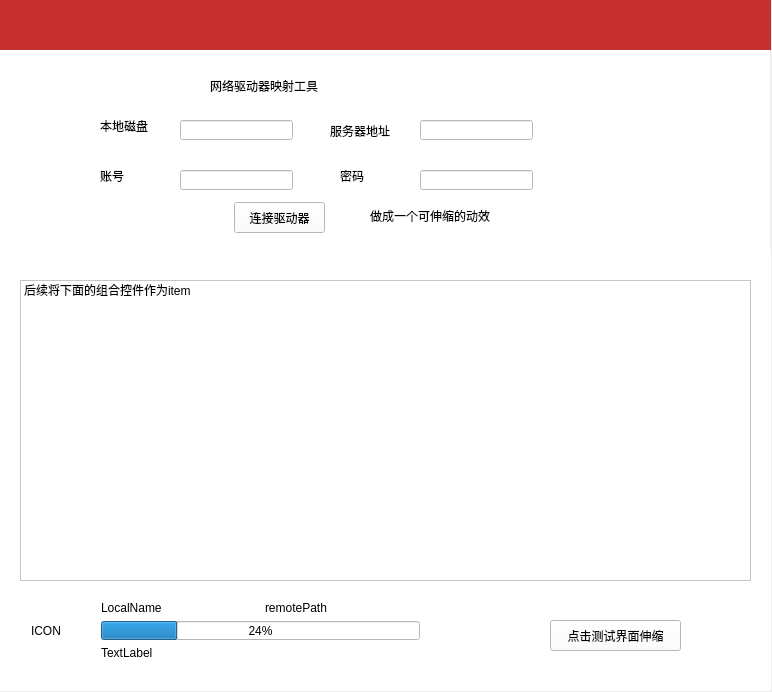
97CBR/NetDrive, file NetDrive/NetDrive/NetDrive.ui: the form before one commit.
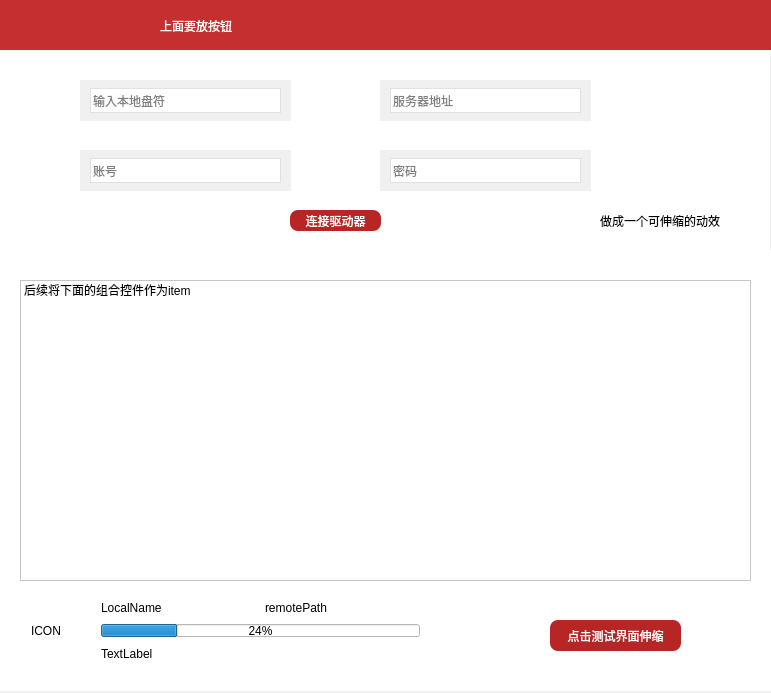
The form after the commit.

Commit message: 稍微更改界面样式

```diff
--- a/NetDrive/NetDrive/NetDrive.ui
+++ b/NetDrive/NetDrive/NetDrive.ui
@@ -6,8 +6,8 @@
    <rect>
     <x>0</x>
     <y>0</y>
-    <width>772</width>
-    <height>692</height>
+    <width>771</width>
+    <height>693</height>
    </rect>
   </property>
   <property name="windowTitle">
@@ -26,6 +26,22 @@
     <property name="styleSheet">
      <string notr="true">background-color: rgb(198, 47, 47);</string>
     </property>
+    <widget class="QLabel" name="label_16">
+     <property name="geometry">
+      <rect>
+       <x>160</x>
+       <y>10</y>
+       <width>251</width>
+       <height>31</height>
+      </rect>
+     </property>
+     <property name="styleSheet">
+      <string notr="true">color: rgb(255, 255, 255);</string>
+     </property>
+     <property name="text">
+      <string>上面要放按钮</string>
+     </property>
+    </widget>
    </widget>
    <widget class="QWidget" name="widget_2" native="true">
     <property name="geometry">
@@ -39,137 +55,226 @@
     <property name="styleSheet">
      <string notr="true">background-color: rgb(255, 255, 255);</string>
     </property>
-    <widget class="QLabel" name="label">
-     <property name="geometry">
-      <rect>
-       <x>210</x>
-       <y>20</y>
-       <width>211</width>
-       <height>31</height>
-      </rect>
-     </property>
-     <property name="text">
-      <string>网络驱动器映射工具</string>
-     </property>
-    </widget>
-    <widget class="QLabel" name="label_2">
-     <property name="geometry">
-      <rect>
-       <x>330</x>
-       <y>70</y>
-       <width>71</width>
-       <height>21</height>
-      </rect>
-     </property>
-     <property name="text">
-      <string>服务器地址</string>
-     </property>
-    </widget>
     <widget class="QPushButton" name="pushButton">
      <property name="geometry">
       <rect>
-       <x>234</x>
-       <y>152</y>
+       <x>290</x>
+       <y>160</y>
        <width>91</width>
-       <height>31</height>
+       <height>21</height>
       </rect>
      </property>
+     <property name="styleSheet">
+      <string notr="true">background-color: rgb(184,37,37);
+font-size:12px;
+color: #FFFFFF;
+letter-spacing: 0;
+text-align: center;
+    border-top-right-radius: 8px; /* same radius as the QComboBox */
+    border-bottom-left-radius: 8px;
+
+border-top-right-radius: 8px; 
+border-bottom-left-radius: 8px;
+border-top-left-radius: 8px; 
+border-bottom-right-radius: 8px;</string>
+     </property>
      <property name="text">
       <string>连接驱动器</string>
      </property>
     </widget>
-    <widget class="QLabel" name="label_3">
-     <property name="geometry">
-      <rect>
-       <x>100</x>
-       <y>70</y>
-       <width>54</width>
-       <height>12</height>
-      </rect>
-     </property>
-     <property name="text">
-      <string>本地磁盘</string>
-     </property>
-    </widget>
-    <widget class="QLineEdit" name="remoteName">
-     <property name="geometry">
-      <rect>
-       <x>420</x>
-       <y>70</y>
-       <width>113</width>
-       <height>20</height>
-      </rect>
-     </property>
-    </widget>
-    <widget class="QLabel" name="label_5">
-     <property name="geometry">
-      <rect>
-       <x>340</x>
-       <y>120</y>
-       <width>54</width>
-       <height>12</height>
-      </rect>
-     </property>
-     <property name="text">
-      <string>密码</string>
-     </property>
-    </widget>
-    <widget class="QLineEdit" name="userName">
-     <property name="geometry">
-      <rect>
-       <x>180</x>
-       <y>120</y>
-       <width>113</width>
-       <height>20</height>
-      </rect>
-     </property>
-    </widget>
-    <widget class="QLineEdit" name="password">
-     <property name="geometry">
-      <rect>
-       <x>420</x>
-       <y>120</y>
-       <width>113</width>
-       <height>20</height>
-      </rect>
-     </property>
-    </widget>
-    <widget class="QLineEdit" name="localName">
-     <property name="geometry">
-      <rect>
-       <x>180</x>
-       <y>70</y>
-       <width>113</width>
-       <height>20</height>
-      </rect>
-     </property>
-    </widget>
-    <widget class="QLabel" name="label_4">
-     <property name="geometry">
-      <rect>
-       <x>100</x>
-       <y>120</y>
-       <width>54</width>
-       <height>12</height>
-      </rect>
-     </property>
-     <property name="text">
-      <string>账号</string>
-     </property>
-    </widget>
     <widget class="QLabel" name="label_15">
      <property name="geometry">
       <rect>
-       <x>370</x>
-       <y>150</y>
-       <width>251</width>
-       <height>31</height>
+       <x>600</x>
+       <y>161</y>
+       <width>151</width>
+       <height>20</height>
       </rect>
      </property>
      <property name="text">
       <string>做成一个可伸缩的动效</string>
      </property>
     </widget>
+    <widget class="QWidget" name="horizontalWidget_2" native="true">
+     <property name="geometry">
+      <rect>
+       <x>80</x>
+       <y>30</y>
+       <width>211</width>
+       <height>41</height>
+      </rect>
+     </property>
+     <property name="styleSheet">
+      <string notr="true">background-color: rgb(240, 240, 240);</string>
+     </property>
+     <layout class="QHBoxLayout" name="horizontalLayout_3">
+      <property name="leftMargin">
+       <number>10</number>
+      </property>
+      <property name="topMargin">
+       <number>8</number>
+      </property>
+      <property name="rightMargin">
+       <number>10</number>
+      </property>
+      <property name="bottomMargin">
+       <number>8</number>
+      </property>
+      <item>
+       <widget class="QLineEdit" name="localName">
+        <property name="sizePolicy">
+         <sizepolicy hsizetype="Expanding" vsizetype="Preferred">
+          <horstretch>0</horstretch>
+          <verstretch>0</verstretch>
+         </sizepolicy>
+        </property>
+        <property name="styleSheet">
+         <string notr="true">background-color: rgb(255, 255, 255);
+border:1px solid rgb(225, 225, 225);
+</string>
+        </property>
+        <property name="placeholderText">
+         <string>输入本地盘符</string>
+        </property>
+       </widget>
+      </item>
+     </layout>
+    </widget>
+    <widget class="QWidget" name="horizontalWidget_3" native="true">
+     <property name="geometry">
+      <rect>
+       <x>380</x>
+       <y>30</y>
+       <width>211</width>
+       <height>41</height>
+      </rect>
+     </property>
+     <property name="styleSheet">
+      <string notr="true">background-color: rgb(240, 240, 240);</string>
+     </property>
+     <layout class="QHBoxLayout" name="horizontalLayout_4">
+      <property name="leftMargin">
+       <number>10</number>
+      </property>
+      <property name="topMargin">
+       <number>8</number>
+      </property>
+      <property name="rightMargin">
+       <number>10</number>
+      </property>
+      <property name="bottomMargin">
+       <number>8</number>
+      </property>
+      <item>
+       <widget class="QLineEdit" name="localName_2">
+        <property name="sizePolicy">
+         <sizepolicy hsizetype="Expanding" vsizetype="Preferred">
+          <horstretch>0</horstretch>
+          <verstretch>0</verstretch>
+         </sizepolicy>
+        </property>
+        <property name="styleSheet">
+         <string notr="true">background-color: rgb(255, 255, 255);
+border:1px solid rgb(225, 225, 225);
+</string>
+        </property>
+        <property name="placeholderText">
+         <string>服务器地址</string>
+        </property>
+       </widget>
+      </item>
+     </layout>
+    </widget>
+    <widget class="QWidget" name="horizontalWidget_4" native="true">
+     <property name="geometry">
+      <rect>
+       <x>80</x>
+       <y>100</y>
+       <width>211</width>
+       <height>41</height>
+      </rect>
+     </property>
+     <property name="styleSheet">
+      <string notr="true">background-color: rgb(240, 240, 240);</string>
+     </property>
+     <layout class="QHBoxLayout" name="horizontalLayout_5">
+      <property name="leftMargin">
+       <number>10</number>
+      </property>
+      <property name="topMargin">
+       <number>8</number>
+      </property>
+      <property name="rightMargin">
+       <number>10</number>
+      </property>
+      <property name="bottomMargin">
+       <number>8</number>
+      </property>
+      <item>
+       <widget class="QLineEdit" name="userName">
+        <property name="sizePolicy">
+         <sizepolicy hsizetype="Expanding" vsizetype="Preferred">
+          <horstretch>0</horstretch>
+          <verstretch>0</verstretch>
+         </sizepolicy>
+        </property>
+        <property name="styleSheet">
+         <string notr="true">background-color: rgb(255, 255, 255);
+border:1px solid rgb(225, 225, 225);
+</string>
+        </property>
+        <property name="placeholderText">
+         <string>账号</string>
+        </property>
+       </widget>
+      </item>
+     </layout>
+    </widget>
+    <widget class="QWidget" name="horizontalWidget_5" native="true">
+     <property name="geometry">
+      <rect>
+       <x>380</x>
+       <y>100</y>
+       <width>211</width>
+       <height>41</height>
+      </rect>
+     </property>
+     <property name="styleSheet">
+      <string notr="true">background-color: rgb(240, 240, 240);</string>
+     </property>
+     <layout class="QHBoxLayout" name="horizontalLayout_6">
+      <property name="leftMargin">
+       <number>10</number>
+      </property>
+      <property name="topMargin">
+       <number>8</number>
+      </property>
+      <property name="rightMargin">
+       <number>10</number>
+      </property>
+      <property name="bottomMargin">
+       <number>8</number>
+      </property>
+      <item>
+       <widget class="QLineEdit" name="password">
+        <property name="sizePolicy">
+         <sizepolicy hsizetype="Expanding" vsizetype="Preferred">
+          <horstretch>0</horstretch>
+          <verstretch>0</verstretch>
+         </sizepolicy>
+        </property>
+        <property name="styleSheet">
+         <string notr="true">background-color: rgb(255, 255, 255);
+border:1px solid rgb(225, 225, 225);
+</string>
+        </property>
+        <property name="placeholderText">
+         <string>密码</string>
+        </property>
+       </widget>
+      </item>
+     </layout>
+    </widget>
    </widget>
    <widget class="QWidget" name="widget_3" native="true">
     <property name="geometry">
@@ -217,6 +322,9 @@
       </item>
       <item>
        <layout class="QVBoxLayout" name="verticalLayout" stretch="1,1,1">
+        <property name="spacing">
+         <number>10</number>
+        </property>
         <property name="bottomMargin">
          <number>0</number>
         </property>
@@ -246,6 +354,12 @@
         </item>
         <item>
          <widget class="QProgressBar" name="progressBar">
+          <property name="sizePolicy">
+           <sizepolicy hsizetype="Expanding" vsizetype="Preferred">
+            <horstretch>0</horstretch>
+            <verstretch>0</verstretch>
+           </sizepolicy>
+          </property>
           <property name="value">
            <number>24</number>
           </property>
@@ -271,6 +385,17 @@
        <height>31</height>
       </rect>
      </property>
+     <property name="styleSheet">
+      <string notr="true">background-color: rgb(184,37,37);
+font-size:12px;
+color: #FFFFFF;
+letter-spacing: 0;
+text-align: center;
+border-top-right-radius: 8px; 
+border-bottom-left-radius: 8px;
+border-top-left-radius: 8px; 
+border-bottom-right-radius: 8px;</string>
+     </property>
      <property name="text">
       <string>点击测试界面伸缩</string>
      </property>
```
The commit also changes 2 other files.
